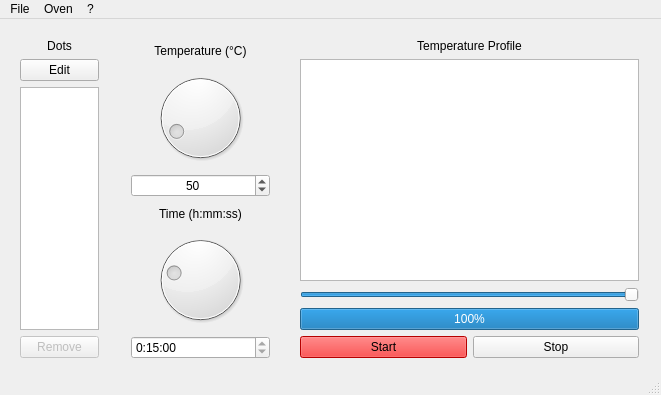
Before: the Qt Designer form GUI/mainwindow.ui in balsini/SmartBluetoothOven, drawn with Qt 5.
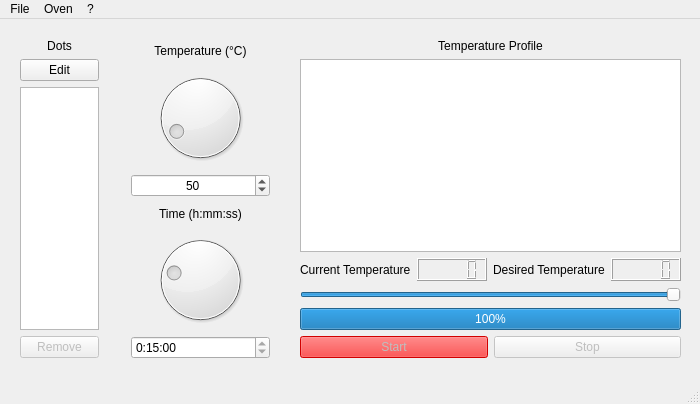
After: the same form once the commit is applied.

Commit message: Added current and desired temperature visualizers

The edit to the form file:
```diff
--- a/GUI/mainwindow.ui
+++ b/GUI/mainwindow.ui
@@ -6,8 +6,8 @@
    <rect>
     <x>0</x>
     <y>0</y>
-    <width>661</width>
-    <height>395</height>
+    <width>700</width>
+    <height>404</height>
    </rect>
   </property>
   <property name="minimumSize">
@@ -31,7 +31,7 @@
      <rect>
       <x>289</x>
       <y>9</y>
-      <width>361</width>
+      <width>403</width>
       <height>341</height>
      </rect>
     </property>
@@ -49,6 +49,30 @@
      <item>
       <widget class="QGraphicsView" name="graphicsView"/>
      </item>
+     <item>
+      <layout class="QHBoxLayout" name="horizontalLayout_2">
+       <item>
+        <widget class="QLabel" name="label">
+         <property name="text">
+          <string>Current Temperature</string>
+         </property>
+        </widget>
+       </item>
+       <item>
+        <widget class="QLCDNumber" name="lcdNumber"/>
+       </item>
+       <item>
+        <widget class="QLabel" name="label_2">
+         <property name="text">
+          <string>Desired Temperature</string>
+         </property>
+        </widget>
+       </item>
+       <item>
+        <widget class="QLCDNumber" name="lcdNumber_2"/>
+       </item>
+      </layout>
+     </item>
      <item>
       <widget class="QSlider" name="horizontalSlider">
        <property name="maximum">
@@ -76,6 +100,9 @@
       <layout class="QHBoxLayout" name="horizontalLayout">
        <item>
         <widget class="QPushButton" name="buttonStart">
+         <property name="enabled">
+          <bool>false</bool>
+         </property>
          <property name="styleSheet">
           <string notr="true">background-color: red</string>
          </property>
@@ -86,6 +113,9 @@
        </item>
        <item>
         <widget class="QPushButton" name="buttonStop">
+         <property name="enabled">
+          <bool>false</bool>
+         </property>
          <property name="styleSheet">
           <string notr="true"/>
          </property>
@@ -247,7 +277,7 @@
     <rect>
      <x>0</x>
      <y>0</y>
-     <width>661</width>
+     <width>700</width>
      <height>20</height>
     </rect>
    </property>
```
